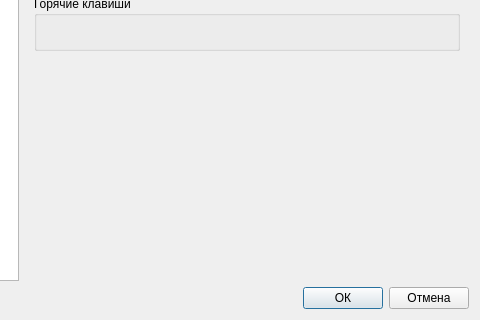
The window that designer/ui/settingsdialog.ui (Aleee/FinanceCalender) describes before a commit, drawn with Qt 5; both pictures show x 162 to 642 and y 210 to 530 of the 642 by 530 pixel window.
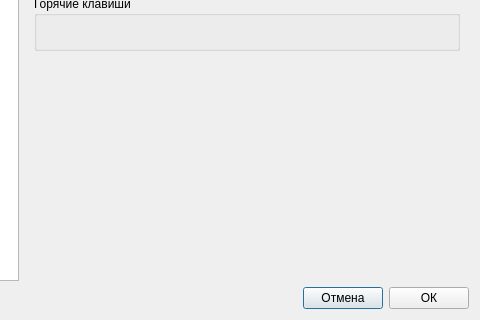
The same window after the commit. Icons and pictures are not drawn. Custom widgets are drawn as their Qt base class.

Commit message: fix: move OK button in settingsdialog to the right

Diff of the .ui file:
```diff
--- a/designer/ui/settingsdialog.ui
+++ b/designer/ui/settingsdialog.ui
@@ -33,16 +33,16 @@
       </spacer>
      </item>
      <item>
-      <widget class="QPushButton" name="pb_ok">
+      <widget class="QPushButton" name="pb_cancel">
        <property name="text">
-        <string>ОК</string>
+        <string>Отмена</string>
        </property>
       </widget>
      </item>
      <item>
-      <widget class="QPushButton" name="pb_cancel">
+      <widget class="QPushButton" name="pb_ok">
        <property name="text">
-        <string>Отмена</string>
+        <string>ОК</string>
        </property>
       </widget>
      </item>
```
The commit also changes 1 other file.
